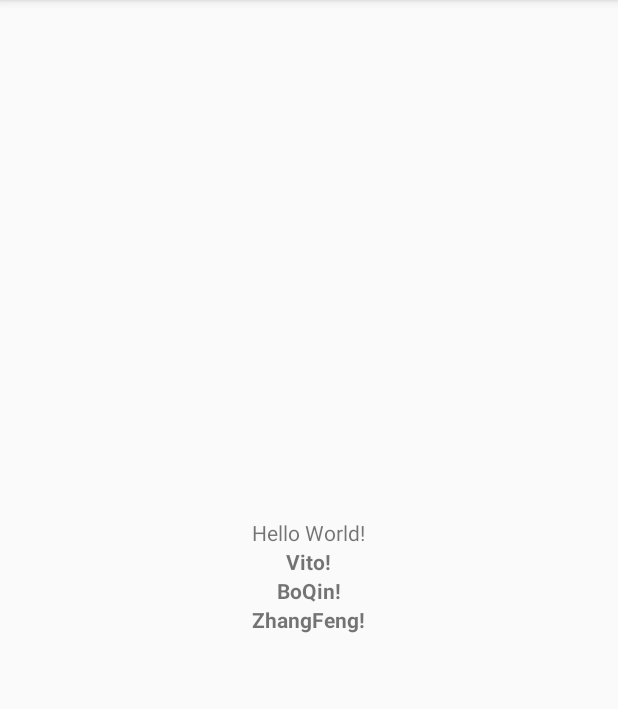
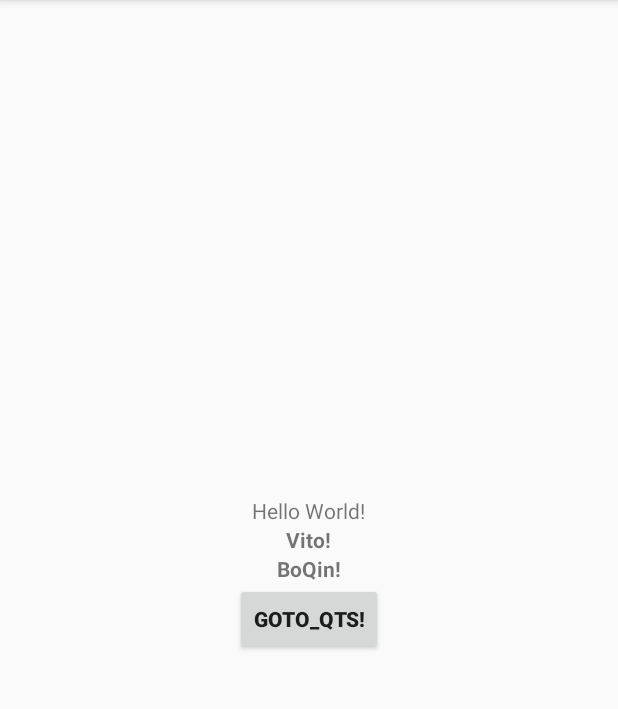
Before and after one commit to booqin/TinkerWithJenkins, an Android app: the screen it shows after launch (MainActivity), on a phone screen of 412 x 824 dp, the part 84-793 px from its top. Run offline under Robolectric (Android 15) with nearby library versions, the phone set to English and light mode, and no system bars; our stand-ins replace RxJava.

Commit message:
我也不知道什么

```diff
--- a/app/src/main/java/me/boqin/tinkerwithjenkins/MainActivity.java
+++ b/app/src/main/java/me/boqin/tinkerwithjenkins/MainActivity.java
@@ -1,7 +1,12 @@
 package me.boqin.tinkerwithjenkins;
 
+import android.content.Intent;
+import android.net.Uri;
 import android.support.v7.app.AppCompatActivity;
 import android.os.Bundle;
+import android.view.View;
+import io.reactivex.functions.Consumer;
+import io.reactivex.schedulers.Schedulers;
 
 public class MainActivity extends AppCompatActivity {
 
@@ -9,5 +14,27 @@ public class MainActivity extends AppCompatActivity {
     protected void onCreate(Bundle savedInstanceState) {
         super.onCreate(savedInstanceState);
         setContentView(R.layout.activity_main);
+        findViewById(R.id.goto_qts).setOnClickListener(new View.OnClickListener() {
+            @Override
+            public void onClick(View view) {
+//                RetrofitManager.getInstance().getService().homeTopPage()
+//                        .subscribeOn(Schedulers.io())
+//                        .subscribe(new Consumer<Object>() {
+//                            @Override
+//                            public void accept(Object o) throws Exception {
+//
+//                            }
+//                        });
+                  Intent intent = new Intent(Intent.ACTION_VIEW);
+                  intent.setData(Uri.parse("zmxy://com.qts.customer/main/loading"));
+                  startActivity(intent);
+            }
+        });
+//        Intent intent = new Intent(Intent.ACTION_VIEW);
+//        intent.setData(Uri.parse("qrouter://com.qts.customer/main/loading"));
+//        startActivity(intent);
+
+
+
     }
 }
--- a/app/src/main/res/layout/activity_main.xml
+++ b/app/src/main/res/layout/activity_main.xml
@@ -34,10 +34,11 @@
         app:layout_constraintLeft_toLeftOf="parent"
         app:layout_constraintRight_toRightOf="parent"
         app:layout_constraintTop_toTopOf="parent" />
-    <TextView
+    <Button
+        android:id="@+id/goto_qts"
         android:layout_width="wrap_content"
         android:layout_height="wrap_content"
-        android:text="ZhangFeng!"
+        android:text="GOTO_QTS!"
         android:textStyle="bold"
         app:layout_constraintBottom_toBottomOf="parent"
         app:layout_constraintLeft_toLeftOf="parent"
--- a/build.gradle
+++ b/build.gradle
@@ -34,4 +34,7 @@ ext {
     versionCode = 1
     versionName = "1.0.0"
 
+    tinkerEnable = (String.valueOf(rootProject.properties["PRODUCE_ENV"]) != '''"PRODUCE"''')?rootProject.ext.TINKER_ENABLE.toBoolean():true
+
+
 }
--- a/gradle.properties
+++ b/gradle.properties
@@ -17,11 +17,11 @@ TINKER_VERSION=1.9.9
 TINKERPATCH_VERSION=1.2.9
 
 #运行环境，支持 "PRODUCE", "DEV", "TEST", "PRE"
-PRODUCE_ENV="PRODUCE"
+PRODUCE_ENV="DEV"
 #PRODUCE_ENV="PRODUCE"
 
 #tinker配置 仅在dev环境下有效
-TINKER_ENABLE = true
+TINKER_ENABLE = false
 
 # Jenkins打包配置
 # 类型 APK, PATCH
```
Also changed, not shown: app/build.gradle (+10 -1 lines), app/src/main/java/me/boqin/tinkerwithjenkins/TinkerApplicationLike.java (+14 -14 lines).
